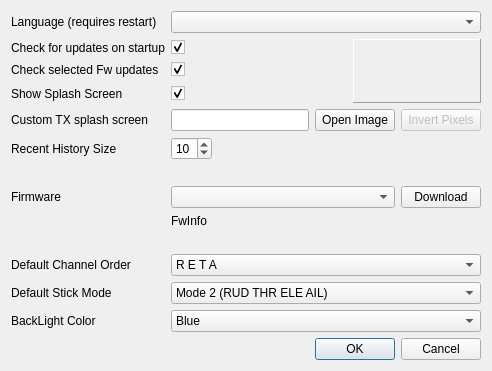
Before: the Qt Designer form src/preferencesdialog.ui in roberto1903/companion9x, drawn with Qt 5.
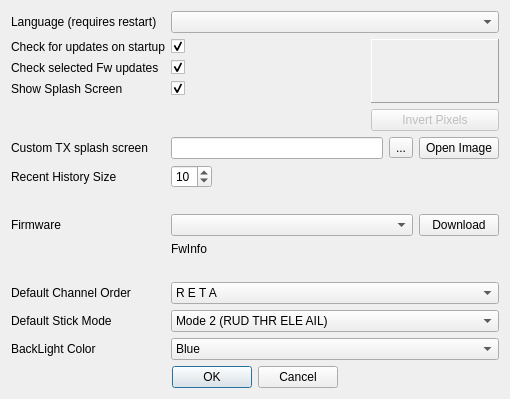
After: the same form once the commit is applied. Icons and pictures are not drawn.

Commit message: Fix impossibility to clear image in settings...

```diff
--- a/src/preferencesdialog.ui
+++ b/src/preferencesdialog.ui
@@ -6,10 +6,16 @@
    <rect>
     <x>0</x>
     <y>0</y>
-    <width>492</width>
-    <height>370</height>
+    <width>510</width>
+    <height>396</height>
    </rect>
   </property>
+  <property name="sizePolicy">
+   <sizepolicy hsizetype="MinimumExpanding" vsizetype="Preferred">
+    <horstretch>0</horstretch>
+    <verstretch>0</verstretch>
+   </sizepolicy>
+  </property>
   <property name="windowTitle">
    <string>Preferences</string>
   </property>
@@ -18,28 +24,89 @@
     <normaloff>:/images/preferences.png</normaloff>:/images/preferences.png</iconset>
   </property>
   <layout class="QGridLayout" name="gridLayout">
-   <item row="1" column="0">
+   <item row="0" column="0" colspan="2">
+    <widget class="QLabel" name="label">
+     <property name="text">
+      <string>Language (requires restart)</string>
+     </property>
+    </widget>
+   </item>
+   <item row="0" column="2" colspan="3">
+    <widget class="QComboBox" name="locale_QB"/>
+   </item>
+   <item row="1" column="0" colspan="2">
     <widget class="QLabel" name="label_2">
      <property name="text">
       <string>Check for updates on startup</string>
      </property>
     </widget>
    </item>
-   <item row="2" column="0">
+   <item row="1" column="2">
+    <widget class="QCheckBox" name="startupCheck_companion9x">
+     <property name="text">
+      <string/>
+     </property>
+     <property name="checked">
+      <bool>true</bool>
+     </property>
+    </widget>
+   </item>
+   <item row="1" column="4" rowspan="4">
+    <layout class="QVBoxLayout" name="verticalLayout">
+     <item>
+      <widget class="QLabel" name="imageLabel">
+       <property name="sizePolicy">
+        <sizepolicy hsizetype="Minimum" vsizetype="Minimum">
+         <horstretch>0</horstretch>
+         <verstretch>0</verstretch>
+        </sizepolicy>
+       </property>
+       <property name="minimumSize">
+        <size>
+         <width>128</width>
+         <height>64</height>
+        </size>
+       </property>
+       <property name="maximumSize">
+        <size>
+         <width>128</width>
+         <height>64</height>
+        </size>
+       </property>
+       <property name="frameShape">
+        <enum>QFrame::Panel</enum>
+       </property>
+       <property name="frameShadow">
+        <enum>QFrame::Raised</enum>
+       </property>
+       <property name="text">
+        <string/>
+       </property>
+       <property name="scaledContents">
+        <bool>true</bool>
+       </property>
+      </widget>
+     </item>
+     <item>
+      <widget class="QPushButton" name="InvertPixels">
+       <property name="enabled">
+        <bool>false</bool>
+       </property>
+       <property name="text">
+        <string>Invert Pixels</string>
+       </property>
+      </widget>
+     </item>
+    </layout>
+   </item>
+   <item row="2" column="0" colspan="2">
     <widget class="QLabel" name="label_7">
      <property name="text">
       <string>Check selected Fw updates</string>
      </property>
     </widget>
    </item>
-   <item row="0" column="0">
-    <widget class="QLabel" name="label">
-     <property name="text">
-      <string>Language (requires restart)</string>
-     </property>
-    </widget>
-   </item>
-   <item row="2" column="1">
+   <item row="2" column="2">
     <widget class="QCheckBox" name="startupCheck_fw">
      <property name="text">
       <string/>
@@ -56,7 +123,7 @@
      </property>
     </widget>
    </item>
-   <item row="3" column="1">
+   <item row="3" column="2">
     <widget class="QCheckBox" name="showSplash">
      <property name="text">
       <string/>
@@ -66,14 +133,75 @@
      </property>
     </widget>
    </item>
-   <item row="4" column="0">
+   <item row="5" column="0" colspan="2">
     <widget class="QLabel" name="label_8">
      <property name="text">
       <string>Custom TX splash screen</string>
      </property>
     </widget>
    </item>
-   <item row="6" column="1">
+   <item row="5" column="2" colspan="3">
+    <layout class="QHBoxLayout" name="horizontalLayout_2">
+     <item>
+      <widget class="QLineEdit" name="SplashFileName">
+       <property name="enabled">
+        <bool>true</bool>
+       </property>
+       <property name="readOnly">
+        <bool>true</bool>
+       </property>
+      </widget>
+     </item>
+     <item>
+      <widget class="QToolButton" name="clearImageButton">
+       <property name="text">
+        <string>...</string>
+       </property>
+       <property name="icon">
+        <iconset resource="companion9x.qrc">
+         <normaloff>:/images/clear.png</normaloff>:/images/clear.png</iconset>
+       </property>
+      </widget>
+     </item>
+     <item>
+      <widget class="QPushButton" name="SplashSelect">
+       <property name="sizePolicy">
+        <sizepolicy hsizetype="Fixed" vsizetype="Fixed">
+         <horstretch>0</horstretch>
+         <verstretch>0</verstretch>
+        </sizepolicy>
+       </property>
+       <property name="text">
+        <string>Open Image</string>
+       </property>
+      </widget>
+     </item>
+    </layout>
+   </item>
+   <item row="6" column="0">
+    <widget class="QLabel" name="label_5">
+     <property name="text">
+      <string>Recent History Size</string>
+     </property>
+    </widget>
+   </item>
+   <item row="6" column="2" colspan="3">
+    <widget class="QSpinBox" name="historySize">
+     <property name="sizePolicy">
+      <sizepolicy hsizetype="Maximum" vsizetype="Fixed">
+       <horstretch>40</horstretch>
+       <verstretch>0</verstretch>
+      </sizepolicy>
+     </property>
+     <property name="maximum">
+      <number>15</number>
+     </property>
+     <property name="value">
+      <number>10</number>
+     </property>
+    </widget>
+   </item>
+   <item row="7" column="2">
     <spacer name="horizontalSpacer">
      <property name="orientation">
       <enum>Qt::Horizontal</enum>
@@ -86,21 +214,61 @@
      </property>
     </spacer>
    </item>
-   <item row="7" column="0">
+   <item row="8" column="0">
     <widget class="QLabel" name="label_6">
      <property name="text">
       <string>Firmware</string>
      </property>
     </widget>
    </item>
-   <item row="10" column="0">
+   <item row="8" column="2" colspan="3">
+    <layout class="QHBoxLayout" name="horizontalLayout">
+     <item>
+      <widget class="QComboBox" name="downloadVerCB"/>
+     </item>
+     <item>
+      <widget class="QPushButton" name="fw_dnld">
+       <property name="sizePolicy">
+        <sizepolicy hsizetype="Fixed" vsizetype="Fixed">
+         <horstretch>0</horstretch>
+         <verstretch>0</verstretch>
+        </sizepolicy>
+       </property>
+       <property name="text">
+        <string>Download</string>
+       </property>
+      </widget>
+     </item>
+    </layout>
+   </item>
+   <item row="9" column="2">
+    <widget class="QLabel" name="FwInfo">
+     <property name="text">
+      <string>FwInfo</string>
+     </property>
+    </widget>
+   </item>
+   <item row="10" column="2" colspan="3">
+    <spacer name="horizontalSpacer_2">
+     <property name="orientation">
+      <enum>Qt::Horizontal</enum>
+     </property>
+     <property name="sizeHint" stdset="0">
+      <size>
+       <width>340</width>
+       <height>20</height>
+      </size>
+     </property>
+    </spacer>
+   </item>
+   <item row="11" column="0" colspan="2">
     <widget class="QLabel" name="label_13">
      <property name="text">
       <string>Default Channel Order</string>
      </property>
     </widget>
    </item>
-   <item row="10" column="1" colspan="2">
+   <item row="11" column="2" colspan="3">
     <widget class="QComboBox" name="channelorderCB">
      <property name="whatsThis">
       <string>Channel order
@@ -232,40 +400,14 @@
      </item>
     </widget>
    </item>
-   <item row="11" column="0">
+   <item row="12" column="0">
     <widget class="QLabel" name="label_14">
      <property name="text">
       <string>Default Stick Mode</string>
      </property>
     </widget>
    </item>
-   <item row="5" column="0">
-    <widget class="QLabel" name="label_5">
-     <property name="text">
-      <string>Recent History Size</string>
-     </property>
-    </widget>
-   </item>
-   <item row="0" column="1" colspan="2">
-    <widget class="QComboBox" name="locale_QB"/>
-   </item>
-   <item row="5" column="1">
-    <widget class="QSpinBox" name="historySize">
-     <property name="sizePolicy">
-      <sizepolicy hsizetype="Maximum" vsizetype="Fixed">
-       <horstretch>40</horstretch>
-       <verstretch>0</verstretch>
-      </sizepolicy>
-     </property>
-     <property name="maximum">
-      <number>15</number>
-     </property>
-     <property name="value">
-      <number>10</number>
-     </property>
-    </widget>
-   </item>
-   <item row="11" column="1" colspan="2">
+   <item row="12" column="2" colspan="3">
     <widget class="QComboBox" name="stickmodeCB">
      <property name="whatsThis">
       <string>Mode selection:
@@ -313,14 +455,14 @@
      </item>
     </widget>
    </item>
-   <item row="12" column="0">
+   <item row="13" column="0">
     <widget class="QLabel" name="label_3">
      <property name="text">
       <string>BackLight Color</string>
      </property>
     </widget>
    </item>
-   <item row="12" column="1" colspan="2">
+   <item row="13" column="2" colspan="3">
     <widget class="QComboBox" name="backLightColor">
      <item>
       <property name="text">
@@ -349,7 +491,50 @@
      </item>
     </widget>
    </item>
-   <item row="13" column="1" colspan="2">
+   <item row="14" column="0" colspan="5">
+    <layout class="QHBoxLayout" name="horizontalLayout_3">
+     <item>
+      <spacer name="horizontalSpacer_3">
+       <property name="orientation">
+        <enum>Qt::Horizontal</enum>
+       </property>
+       <property name="sizeHint" stdset="0">
+        <size>
+         <width>40</width>
+         <height>20</height>
+        </size>
+       </property>
+      </spacer>
+     </item>
+     <item>
+      <widget class="QDialogButtonBox" name="buttonBox">
+       <property name="orientation">
+        <enum>Qt::Horizontal</enum>
+       </property>
+       <property name="standardButtons">
+        <set>QDialogButtonBox::Cancel|QDialogButtonBox::Ok</set>
+       </property>
+       <property name="centerButtons">
+        <bool>true</bool>
+       </property>
+      </widget>
+     </item>
+     <item>
+      <spacer name="horizontalSpacer_4">
+       <property name="orientation">
+        <enum>Qt::Horizontal</enum>
+       </property>
+       <property name="sizeHint" stdset="0">
+        <size>
+         <width>40</width>
+         <height>20</height>
+        </size>
+       </property>
+      </spacer>
+     </item>
+    </layout>
+   </item>
+   <item row="15" column="3">
     <spacer name="verticalSpacer">
      <property name="orientation">
       <enum>Qt::Vertical</enum>
@@ -362,137 +547,6 @@
      </property>
     </spacer>
    </item>
-   <item row="14" column="1" colspan="2">
-    <widget class="QDialogButtonBox" name="buttonBox">
-     <property name="orientation">
-      <enum>Qt::Horizontal</enum>
-     </property>
-     <property name="standardButtons">
-      <set>QDialogButtonBox::Cancel|QDialogButtonBox::Ok</set>
-     </property>
-    </widget>
-   </item>
-   <item row="7" column="1" colspan="2">
-    <layout class="QHBoxLayout" name="horizontalLayout">
-     <item>
-      <widget class="QComboBox" name="downloadVerCB"/>
-     </item>
-     <item>
-      <widget class="QPushButton" name="fw_dnld">
-       <property name="sizePolicy">
-        <sizepolicy hsizetype="Fixed" vsizetype="Fixed">
-         <horstretch>0</horstretch>
-         <verstretch>0</verstretch>
-        </sizepolicy>
-       </property>
-       <property name="text">
-        <string>Download</string>
-       </property>
-      </widget>
-     </item>
-    </layout>
-   </item>
-   <item row="8" column="1">
-    <widget class="QLabel" name="FwInfo">
-     <property name="text">
-      <string>FwInfo</string>
-     </property>
-    </widget>
-   </item>
-   <item row="9" column="1" colspan="2">
-    <spacer name="horizontalSpacer_2">
-     <property name="orientation">
-      <enum>Qt::Horizontal</enum>
-     </property>
-     <property name="sizeHint" stdset="0">
-      <size>
-       <width>340</width>
-       <height>20</height>
-      </size>
-     </property>
-    </spacer>
-   </item>
-   <item row="1" column="1">
-    <widget class="QCheckBox" name="startupCheck_companion9x">
-     <property name="text">
-      <string/>
-     </property>
-     <property name="checked">
-      <bool>true</bool>
-     </property>
-    </widget>
-   </item>
-   <item row="1" column="2" rowspan="3">
-    <widget class="QLabel" name="imageLabel">
-     <property name="sizePolicy">
-      <sizepolicy hsizetype="Minimum" vsizetype="Minimum">
-       <horstretch>0</horstretch>
-       <verstretch>0</verstretch>
-      </sizepolicy>
-     </property>
-     <property name="minimumSize">
-      <size>
-       <width>128</width>
-       <height>64</height>
-      </size>
-     </property>
-     <property name="maximumSize">
-      <size>
-       <width>128</width>
-       <height>64</height>
-      </size>
-     </property>
-     <property name="frameShape">
-      <enum>QFrame::Panel</enum>
-     </property>
-     <property name="frameShadow">
-      <enum>QFrame::Raised</enum>
-     </property>
-     <property name="text">
-      <string/>
-     </property>
-     <property name="scaledContents">
-      <bool>true</bool>
-     </property>
-    </widget>
-   </item>
-   <item row="4" column="1" colspan="2">
-    <layout class="QHBoxLayout" name="horizontalLayout_2">
-     <item>
-      <widget class="QLineEdit" name="SplashFileName">
-       <property name="enabled">
-        <bool>true</bool>
-       </property>
-       <property name="readOnly">
-        <bool>true</bool>
-       </property>
-      </widget>
-     </item>
-     <item>
-      <widget class="QPushButton" name="SplashSelect">
-       <property name="sizePolicy">
-        <sizepolicy hsizetype="Fixed" vsizetype="Fixed">
-         <horstretch>0</horstretch>
-         <verstretch>0</verstretch>
-        </sizepolicy>
-       </property>
-       <property name="text">
-        <string>Open Image</string>
-       </property>
-      </widget>
-     </item>
-     <item>
-      <widget class="QPushButton" name="InvertPixels">
-       <property name="enabled">
-        <bool>false</bool>
-       </property>
-       <property name="text">
-        <string>Invert Pixels</string>
-       </property>
-      </widget>
-     </item>
-    </layout>
-   </item>
   </layout>
  </widget>
  <resources>
```
Left out of the diff: 19 changed lines with no effect on the pictures. The commit also changes 2 other files.
